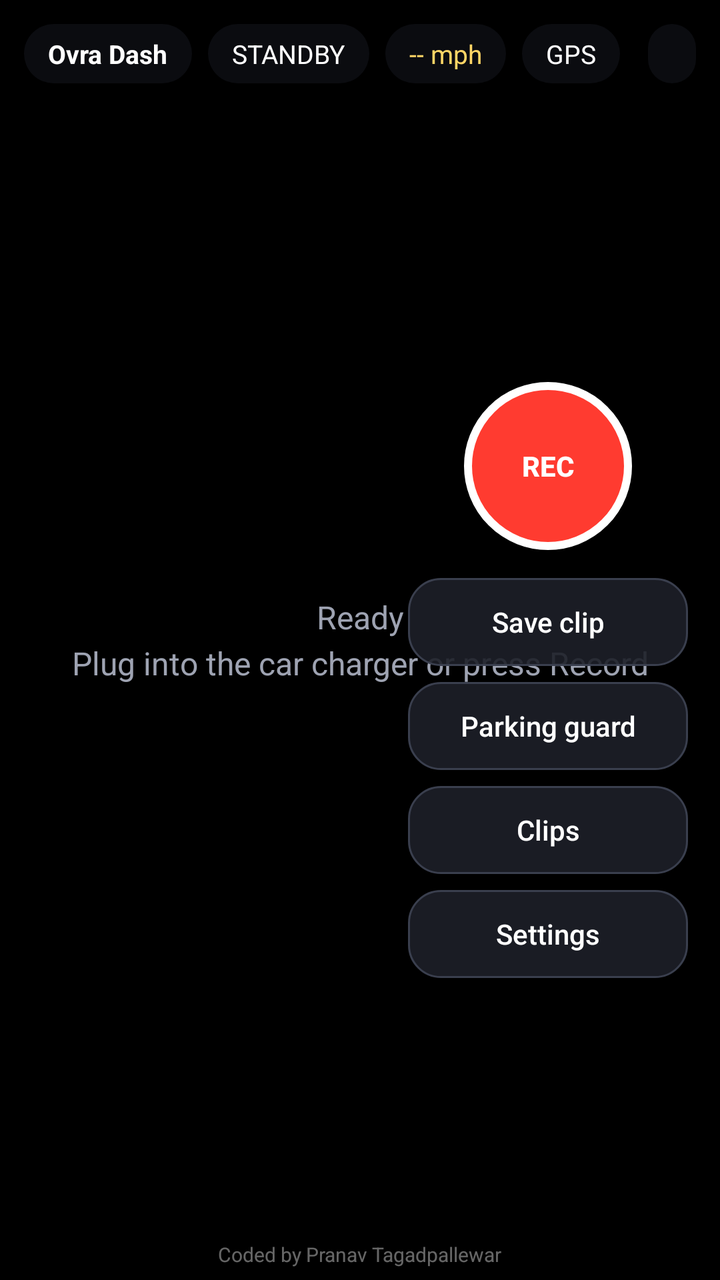
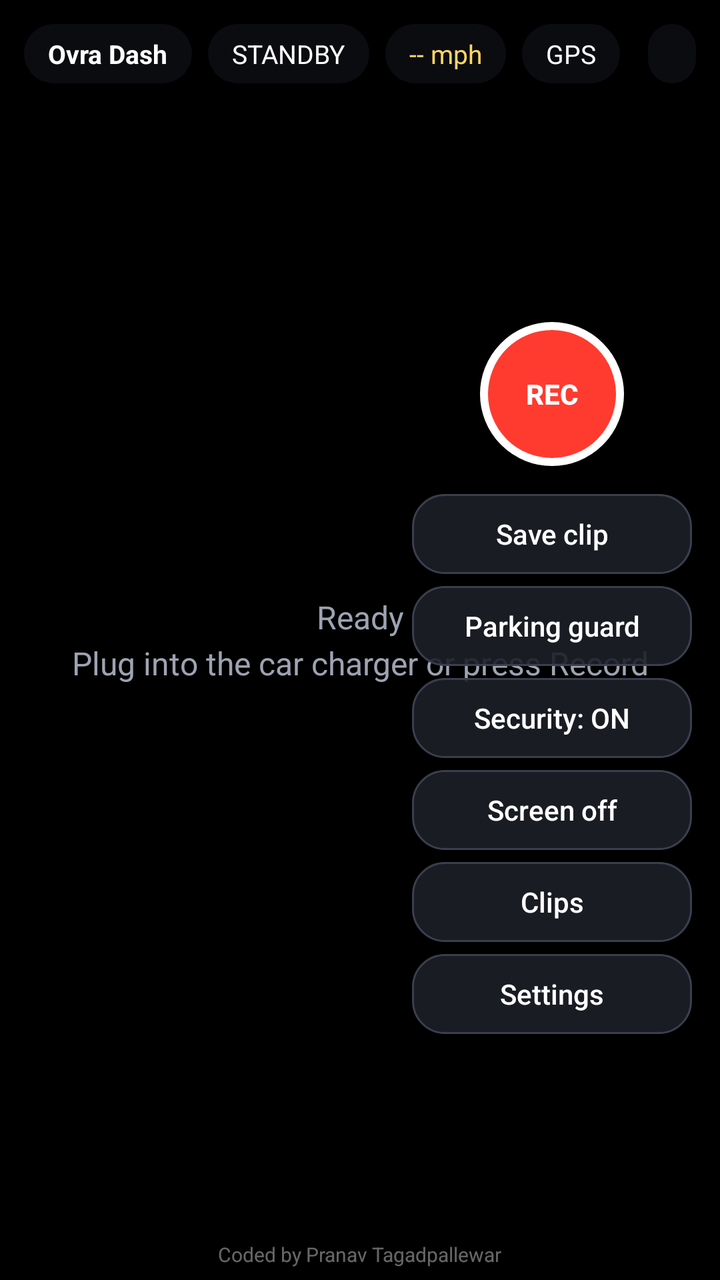

Screens rendered from an Android XML layout before and after an edit, with the pre-edit source and the edit as a unified diff.
<!-- AndroidManifest.xml: activity theme Theme.OvraDash -->
<!-- res/layout/activity_main.xml -->
<?xml version="1.0" encoding="utf-8"?>
<FrameLayout xmlns:android="http://schemas.android.com/apk/res/android"
    android:id="@+id/root"
    android:layout_width="match_parent"
    android:layout_height="match_parent"
    android:background="#000000">

    <TextureView
        android:id="@+id/preview"
        android:layout_width="match_parent"
        android:layout_height="match_parent"
        android:layout_gravity="center" />

    <TextView
        android:id="@+id/idleText"
        android:layout_width="wrap_content"
        android:layout_height="wrap_content"
        android:layout_gravity="center"
        android:gravity="center"
        android:lineSpacingExtra="4dp"
        android:text="Ready\nPlug into the car charger or press Record"
        android:textColor="#9EA3B2"
        android:textSize="16sp" />

    
    <LinearLayout
        android:layout_width="match_parent"
        android:layout_height="wrap_content"
        android:layout_gravity="top"
        android:gravity="center_vertical"
        android:orientation="horizontal"
        android:padding="12dp">

        <TextView style="@style/Chip" android:text="Ovra Dash" android:textStyle="bold" />
        <TextView android:id="@+id/modeChip" style="@style/Chip" android:layout_marginStart="8dp" android:text="STANDBY" />
        <TextView android:id="@+id/speedChip" style="@style/Chip" android:layout_marginStart="8dp" android:text="-- mph" android:textColor="#FFD666" />
        <TextView android:id="@+id/gpsChip" style="@style/Chip" android:layout_marginStart="8dp" android:text="GPS" />
        <View android:layout_width="0dp" android:layout_height="1dp" android:layout_weight="1" />
        <TextView android:id="@+id/storageChip" style="@style/Chip" android:text="" />
    </LinearLayout>

    
    <LinearLayout
        android:layout_width="wrap_content"
        android:layout_height="match_parent"
        android:layout_gravity="end"
        android:gravity="center"
        android:orientation="vertical"
        android:paddingEnd="16dp"
        android:paddingTop="56dp"
        android:paddingBottom="16dp">

        <Button
            android:id="@+id/btnRecord"
            android:layout_width="84dp"
            android:layout_height="84dp"
            android:background="@drawable/rec_bg"
            android:text="REC"
            android:textColor="#FFFFFF"
            android:textStyle="bold" />

        <Button android:id="@+id/btnSave" style="@style/SideButton" android:layout_marginTop="14dp" android:text="Save clip" />
        <Button android:id="@+id/btnGuard" style="@style/SideButton" android:text="Parking guard" />
        <Button android:id="@+id/btnClips" style="@style/SideButton" android:text="Clips" />
        <Button android:id="@+id/btnSettings" style="@style/SideButton" android:text="Settings" />
    </LinearLayout>

    <TextView
        android:id="@+id/messageText"
        style="@style/Chip"
        android:layout_gravity="bottom|start"
        android:layout_margin="12dp"
        android:maxWidth="520dp"
        android:visibility="gone" />

    <TextView
        android:layout_width="wrap_content"
        android:layout_height="wrap_content"
        android:layout_gravity="bottom|center_horizontal"
        android:layout_marginBottom="6dp"
        android:text="Coded by Pranav Tagadpallewar"
        android:textColor="#66FFFFFF"
        android:textSize="10sp" />

    
    <LinearLayout
        android:id="@+id/alertPanel"
        android:layout_width="wrap_content"
        android:layout_height="wrap_content"
        android:layout_gravity="center"
        android:background="@drawable/panel_red"
        android:gravity="center"
        android:minWidth="360dp"
        android:orientation="vertical"
        android:padding="24dp"
        android:visibility="gone">

        <TextView
            android:id="@+id/alertTitle"
            android:layout_width="wrap_content"
            android:layout_height="wrap_content"
            android:textColor="#FFFFFF"
            android:textSize="26sp"
            android:textStyle="bold" />

        <TextView
            android:id="@+id/alertText"
            android:layout_width="wrap_content"
            android:layout_height="wrap_content"
            android:layout_marginTop="6dp"
            android:gravity="center"
            android:textColor="#FFFFFF"
            android:textSize="15sp" />

        <Button
            android:id="@+id/alertButton"
            style="@style/SideButton"
            android:layout_width="wrap_content"
            android:layout_marginTop="16dp"
            android:paddingHorizontal="28dp" />
    </LinearLayout>
</FrameLayout>
<!-- resources referenced by this layout -->
<resources>
  <!-- drawable panel_red (drawable) -->
  <?xml version="1.0" encoding="utf-8"?>
  <shape xmlns:android="http://schemas.android.com/apk/res/android">
      <solid android:color="#EED32F2F" />
      <corners android:radius="20dp" />
  </shape>
  <!-- drawable rec_bg (drawable) -->
  <?xml version="1.0" encoding="utf-8"?>
  <shape xmlns:android="http://schemas.android.com/apk/res/android" android:shape="oval">
      <solid android:color="#FF3B30" />
      <stroke android:width="4dp" android:color="#FFFFFF" />
  </shape>
  <style name="Chip">
          <item name="android:layout_width">wrap_content</item>
          <item name="android:layout_height">wrap_content</item>
          <item name="android:background">@drawable/chip_bg</item>
          <item name="android:paddingStart">12dp</item>
          <item name="android:paddingEnd">12dp</item>
          <item name="android:paddingTop">6dp</item>
          <item name="android:paddingBottom">6dp</item>
          <item name="android:textColor">#FFFFFF</item>
          <item name="android:textSize">13sp</item>
      </style>
  <style name="SideButton" parent="Widget.AppCompat.Button.Borderless">
          <item name="android:layout_width">140dp</item>
          <item name="android:layout_height">44dp</item>
          <item name="android:layout_marginTop">8dp</item>
          <item name="android:background">@drawable/btn_bg</item>
          <item name="android:textAllCaps">false</item>
          <item name="android:textColor">#FFFFFF</item>
          <item name="android:textSize">14sp</item>
      </style>
  <style name="Theme.OvraDash" parent="Theme.AppCompat.NoActionBar">
          <item name="android:windowBackground">@android:color/black</item>
          <item name="android:statusBarColor">@android:color/black</item>
          <item name="android:navigationBarColor">@android:color/black</item>
          <item name="colorPrimary">#FF5A4E</item>
          <item name="colorAccent">#FF5A4E</item>
      </style>
  <!-- drawable chip_bg (drawable) -->
  <?xml version="1.0" encoding="utf-8"?>
  <shape xmlns:android="http://schemas.android.com/apk/res/android">
      <solid android:color="#B3101218" />
      <corners android:radius="16dp" />
  </shape>
  <!-- drawable btn_bg (drawable) -->
  <?xml version="1.0" encoding="utf-8"?>
  <shape xmlns:android="http://schemas.android.com/apk/res/android">
      <solid android:color="#E61D2029" />
      <stroke android:width="1dp" android:color="#3A3F4E" />
      <corners android:radius="16dp" />
  </shape>
</resources>

<!-- the commit's change to res/layout/activity_main.xml (unified diff, before → after) -->
@@ -40,20 +40,26 @@
     </LinearLayout>
 
     
-    <LinearLayout
+    <ScrollView
         android:layout_width="wrap_content"
         android:layout_height="match_parent"
         android:layout_gravity="end"
+        android:layout_marginTop="50dp"
+        android:fillViewport="true"
+        android:scrollbars="none">
+    <LinearLayout
+        android:layout_width="wrap_content"
+        android:layout_height="wrap_content"
+        android:layout_gravity="center_vertical"
         android:gravity="center"
         android:orientation="vertical"
-        android:paddingEnd="16dp"
-        android:paddingTop="56dp"
-        android:paddingBottom="16dp">
+        android:paddingEnd="14dp"
+        android:paddingBottom="12dp">
 
         <Button
             android:id="@+id/btnRecord"
-            android:layout_width="84dp"
-            android:layout_height="84dp"
+            android:layout_width="72dp"
+            android:layout_height="72dp"
             android:background="@drawable/rec_bg"
             android:text="REC"
             android:textColor="#FFFFFF"
@@ -61,9 +67,12 @@
 
         <Button android:id="@+id/btnSave" style="@style/SideButton" android:layout_marginTop="14dp" android:text="Save clip" />
         <Button android:id="@+id/btnGuard" style="@style/SideButton" android:text="Parking guard" />
+        <Button android:id="@+id/btnSecurity" style="@style/SideButton" android:text="Security: ON" />
+        <Button android:id="@+id/btnDark" style="@style/SideButton" android:text="Screen off" />
         <Button android:id="@+id/btnClips" style="@style/SideButton" android:text="Clips" />
         <Button android:id="@+id/btnSettings" style="@style/SideButton" android:text="Settings" />
     </LinearLayout>
+    </ScrollView>
 
     <TextView
         android:id="@+id/messageText"
@@ -81,6 +90,30 @@
         android:text="Coded by Pranav Tagadpallewar"
         android:textColor="#66FFFFFF"
         android:textSize="10sp" />
+
+    
+    <FrameLayout
+        android:id="@+id/darkOverlay"
+        android:layout_width="match_parent"
+        android:layout_height="match_parent"
+        android:background="#000000"
+        android:clickable="true"
+        android:focusable="true"
+        android:visibility="gone">
+
+        <View
+            android:id="@+id/flashLayer"
+            android:layout_width="match_parent"
+            android:layout_height="match_parent"
+            android:background="#B0FF1A10"
+            android:visibility="invisible" />
+
+        <View
+            android:id="@+id/statusDot"
+            android:layout_width="10dp"
+            android:layout_height="10dp"
+            android:background="@drawable/rec_dot" />
+    </FrameLayout>
 
     
     <LinearLayout
<!-- resource entries referenced after the edit -->
@@ -12,6 +12,11 @@
       <solid android:color="#FF3B30" />
       <stroke android:width="4dp" android:color="#FFFFFF" />
   </shape>
+  <!-- drawable rec_dot (drawable) -->
+  <?xml version="1.0" encoding="utf-8"?>
+  <shape xmlns:android="http://schemas.android.com/apk/res/android" android:shape="oval">
+      <solid android:color="#FFFF3B30" />
+  </shape>
   <style name="Chip">
           <item name="android:layout_width">wrap_content</item>
           <item name="android:layout_height">wrap_content</item>
@@ -25,8 +30,8 @@
       </style>
   <style name="SideButton" parent="Widget.AppCompat.Button.Borderless">
           <item name="android:layout_width">140dp</item>
-          <item name="android:layout_height">44dp</item>
-          <item name="android:layout_marginTop">8dp</item>
+          <item name="android:layout_height">40dp</item>
+          <item name="android:layout_marginTop">6dp</item>
           <item name="android:background">@drawable/btn_bg</item>
           <item name="android:textAllCaps">false</item>
           <item name="android:textColor">#FFFFFF</item>
